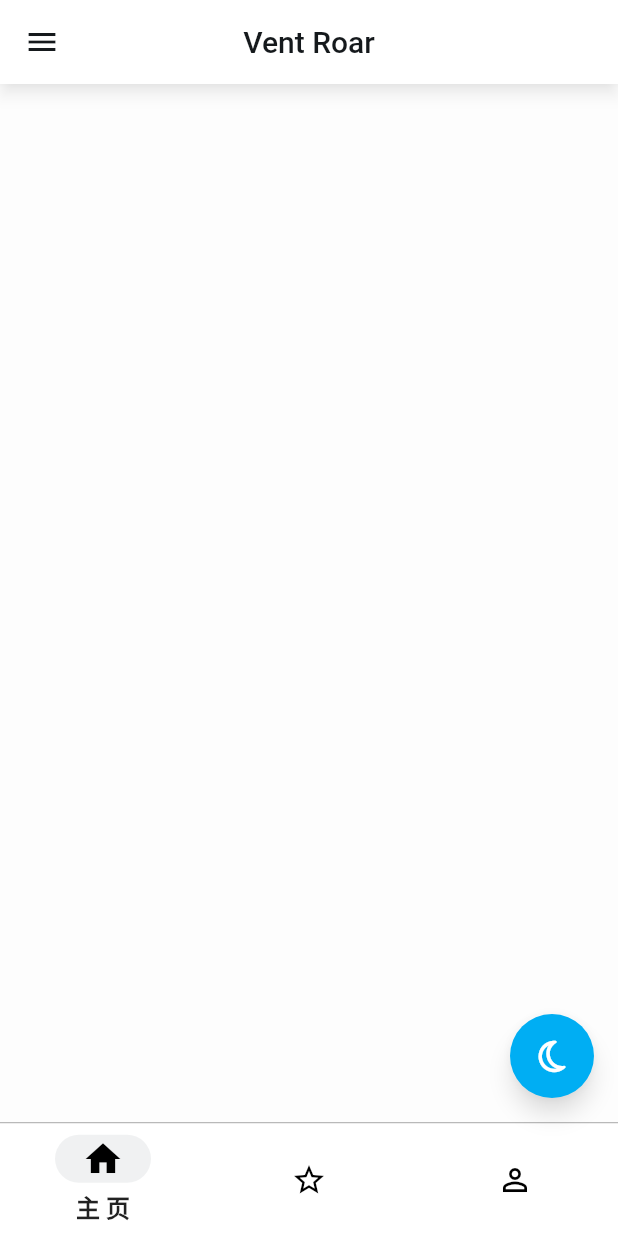
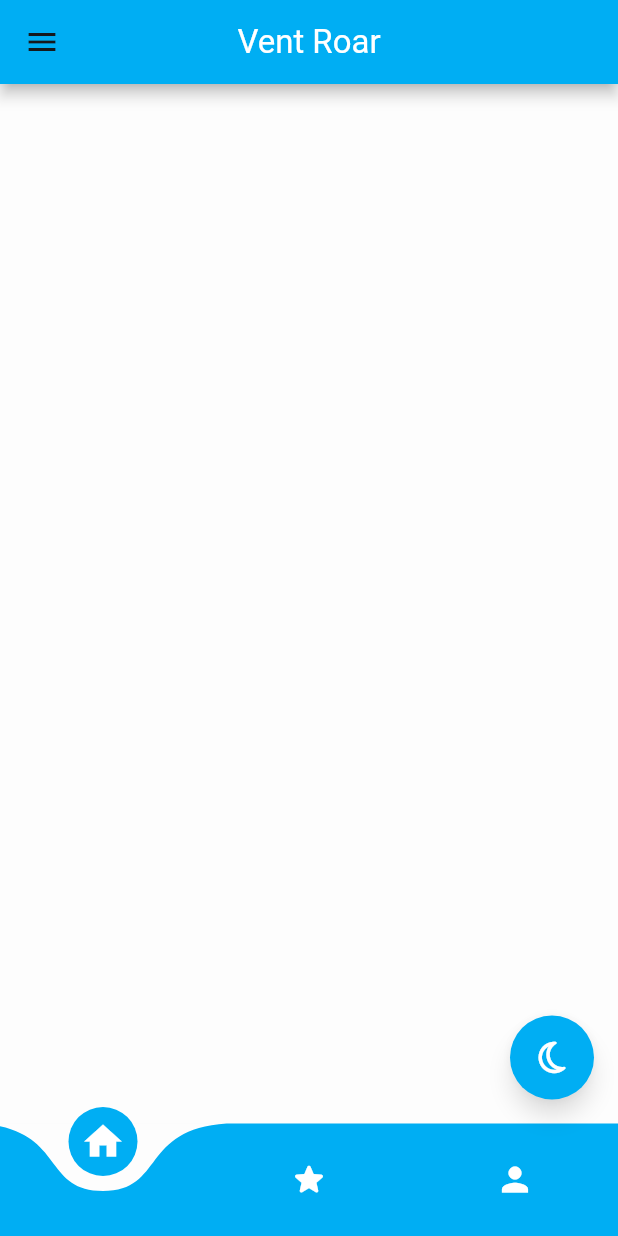
Before and after one commit to dsxksss/ventroar_app, a Flutter app: the screen it shows after launch, after a tap on an icon or button, on a phone screen of 412 x 824 dp. Run offline on Flutter 3.47's test engine with Material 2 defaults, Android fonts, the phone set to English and light mode, and no system bars; drawn by our look-alikes of curved_navigation_bar; our stand-ins replace flutter_slidable, fluttertoast, font_awesome_flutter, getwidget.

Commit message:
fix:注释适配性问题代码,其他样式问题代码

```diff
--- a/lib/app.dart
+++ b/lib/app.dart
@@ -121,6 +121,7 @@ ThemeData _darkTheme(BuildContext context) {
   final base = ThemeData.dark();
   return base.copyWith(
     appBarTheme: AppBarTheme(
+      titleTextStyle: TextStyle(color: VColors.vPtext, fontSize: 22),
       backgroundColor: VColors.vBg100,
       foregroundColor: VColors.vPtext,
       shadowColor: VColors.vShadow,
@@ -143,13 +144,13 @@ ThemeData _lightTheme(BuildContext context) {
   final base = ThemeData.light();
   return base.copyWith(
     appBarTheme: AppBarTheme(
-      backgroundColor: VColors.vPtext,
+      titleTextStyle: TextStyle(color: VColors.vPtext, fontSize: 22),
+      backgroundColor: VColors.vSblue,
       foregroundColor: VColors.vBg100,
-      shadowColor: VColors.vStext,
     ),
-    floatingActionButtonTheme: const FloatingActionButtonThemeData(
-      backgroundColor: Color.fromARGB(255, 0, 174, 243),
-      foregroundColor: Colors.white,
+    floatingActionButtonTheme: FloatingActionButtonThemeData(
+      backgroundColor: VColors.vSblue,
+      foregroundColor: VColors.vPtext,
     ),
     iconTheme: IconThemeData(
       color: VColors.vPtext,
--- a/lib/vcolors.dart
+++ b/lib/vcolors.dart
@@ -16,5 +16,5 @@ class VColors {
   //  主要按钮等背景色
   static Color vPblue = const Color.fromARGB(255, 56, 128, 255);
   //  次要按钮等背景色
-  static Color vSblue = const Color.fromRGBO(3, 169, 241, 1);
+  static Color vSblue = const Color.fromARGB(255, 0, 174, 243);
 }
--- a/lib/ventroar_button_bar.dart
+++ b/lib/ventroar_button_bar.dart
@@ -21,18 +21,18 @@ class VentRoarButtonBar extends StatefulWidget {
 class _VentRoarButtonBarState extends State<VentRoarButtonBar> {
   @override
   Widget build(BuildContext context) {
-    return widget.changeToDark
-        ? CurvedNavigationBar(
-            ///间隙颜色
-            backgroundColor:
-                widget.changeToDark ? VColors.vBg90 : Colors.white54,
+    return CurvedNavigationBar(
+      //导航栏高度
+      height: 75.0,
+      //间隙颜色
+      backgroundColor: widget.changeToDark ? VColors.vBg90 : Colors.white54,
 
       //按钮背景颜色
       buttonBackgroundColor:
-                widget.changeToDark ? VColors.vBg80 : VColors.vPblue,
+          widget.changeToDark ? VColors.vBg80 : VColors.vSblue,
 
-            ///背景颜色
-            color: widget.changeToDark ? VColors.vBg100 : VColors.vPblue,
+      //背景颜色
+      color: widget.changeToDark ? VColors.vBg100 : VColors.vSblue,
       index: widget.index,
 
       ///动画曲线
@@ -54,68 +54,69 @@ class _VentRoarButtonBarState extends State<VentRoarButtonBar> {
       onTap: (index) {
         widget.onTap(index);
       },
-          )
-        : NavigationBarTheme(
-            data: NavigationBarThemeData(
-              backgroundColor: Colors.white,
-              indicatorColor:
-                  const Color.fromARGB(255, 180, 186, 190).withOpacity(0.2),
-              labelTextStyle: MaterialStateProperty.all(
-                const TextStyle(
-                  fontSize: 16,
-                  fontWeight: FontWeight.bold,
-                ),
-              ),
-            ),
-            child: Container(
-              decoration: const BoxDecoration(
-                border: Border(
-                  top: BorderSide(color: Colors.black26),
-                ),
-              ),
-              child: NavigationBar(
-                animationDuration: const Duration(milliseconds: 800),
-                labelBehavior:
-                    NavigationDestinationLabelBehavior.onlyShowSelected,
-                height: 75,
-                selectedIndex: widget.index,
-                onDestinationSelected: (int index) {
-                  widget.onTap(index);
-                },
-                destinations: const [
-                  NavigationDestination(
-                    selectedIcon: Icon(
-                      Icons.home,
-                      size: 28,
-                    ),
-                    icon: Icon(
-                      Icons.home_outlined,
-                    ),
-                    label: '主 页',
-                  ),
-                  NavigationDestination(
-                    selectedIcon: Icon(
-                      Icons.star_rounded,
-                      size: 28,
-                    ),
-                    icon: Icon(
-                      Icons.star_border_outlined,
-                    ),
-                    label: '心 墙',
-                  ),
-                  NavigationDestination(
-                    selectedIcon: Icon(
-                      Icons.person,
-                      size: 28,
-                    ),
-                    icon: Icon(
-                      Icons.person_outline,
-                    ),
-                    label: '我 的',
-                  ),
-                ],
-              ),
-            ),
     );
   }
 }
+
+    // : NavigationBarTheme(
+    //     data: NavigationBarThemeData(
+    //       backgroundColor: Colors.white,
+    //       indicatorColor:
+    //           const Color.fromARGB(255, 180, 186, 190).withOpacity(0.2),
+    //       labelTextStyle: MaterialStateProperty.all(
+    //         const TextStyle(
+    //           fontSize: 16,
+    //           fontWeight: FontWeight.bold,
+    //         ),
+    //       ),
+    //     ),
+    //     child: Container(
+    //       height: 100,
+    //       decoration: const BoxDecoration(
+    //         border: Border(
+    //           top: BorderSide(color: Colors.black26),
+    //         ),
+    //       ),
+    //       child: NavigationBar(
+    //         animationDuration: const Duration(milliseconds: 800),
+    //         labelBehavior:
+    //             NavigationDestinationLabelBehavior.onlyShowSelected,
+    //         selectedIndex: widget.index,
+    //         onDestinationSelected: (int index) {
+    //           widget.onTap(index);
+    //         },
+    //         destinations: const [
+    //           NavigationDestination(
+    //             selectedIcon: Icon(
+    //               Icons.home,
+    //               size: 28,
+    //             ),
+    //             icon: Icon(
+    //               Icons.home_outlined,
+    //             ),
+    //             label: '主 页',
+    //           ),
+    //           NavigationDestination(
+    //             selectedIcon: Icon(
+    //               Icons.star_rounded,
+    //               size: 28,
+    //             ),
+    //             icon: Icon(
+    //               Icons.star_border_outlined,
+    //             ),
+    //             label: '心 墙',
+    //           ),
+    //           NavigationDestination(
+    //             selectedIcon: Icon(
+    //               Icons.person,
+    //               size: 28,
+    //             ),
+    //             icon: Icon(
+    //               Icons.person_outline,
+    //             ),
+    //             label: '我 的',
+    //           ),
+    //         ],
+    //       ),
+    //     ),
+    //   );
```
Lines whose indentation alone changed are shown as unchanged.
